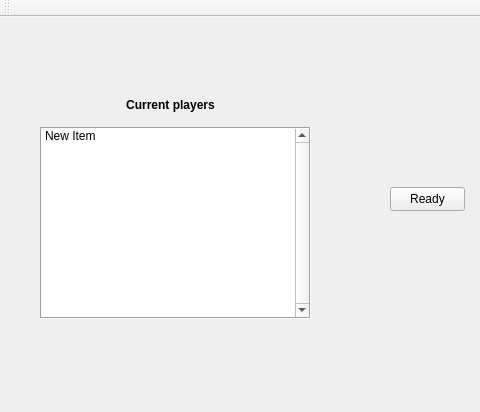
Qt form Triviador/Triviador/Triviador.ui (AndreiAndreea/TriviadorMCpp) before a commit; both pictures show x 0 to 480 and y 0 to 412 of the 1280 by 720 pixel window.
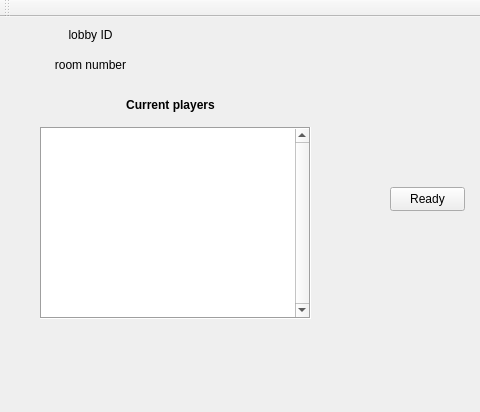
The same form after that commit. The open tabs and pages were chosen to show the change.

Commit message: Added a functionality to update the lobby details when a player join or leave a specific lobby with properly updates in database.

What changed in the file:
```diff
--- a/Triviador/Triviador/Triviador.ui
+++ b/Triviador/Triviador/Triviador.ui
@@ -921,11 +921,6 @@
       <property name="sortingEnabled">
        <bool>false</bool>
       </property>
-      <item>
-       <property name="text">
-        <string>New Item</string>
-       </property>
-      </item>
      </widget>
      <widget class="QLabel" name="currentPlayersLabel">
       <property name="geometry">
@@ -953,6 +948,32 @@
        <string>Ready</string>
       </property>
      </widget>
+     <widget class="QLabel" name="roomNumberLobbyLabel">
+      <property name="geometry">
+       <rect>
+        <x>30</x>
+        <y>40</y>
+        <width>121</width>
+        <height>16</height>
+       </rect>
+      </property>
+      <property name="text">
+       <string>&lt;html&gt;&lt;head/&gt;&lt;body&gt;&lt;p align=&quot;center&quot;&gt;room number&lt;/p&gt;&lt;/body&gt;&lt;/html&gt;</string>
+      </property>
+     </widget>
+     <widget class="QLabel" name="idLobbyLabel">
+      <property name="geometry">
+       <rect>
+        <x>30</x>
+        <y>10</y>
+        <width>121</width>
+        <height>16</height>
+       </rect>
+      </property>
+      <property name="text">
+       <string>&lt;html&gt;&lt;head/&gt;&lt;body&gt;&lt;p align=&quot;center&quot;&gt;lobby ID&lt;/p&gt;&lt;/body&gt;&lt;/html&gt;</string>
+      </property>
+     </widget>
     </widget>
    </widget>
   </widget>
```
Left out of the diff: 2 changed lines with no effect on the pictures. The commit also changes 2 other files.
